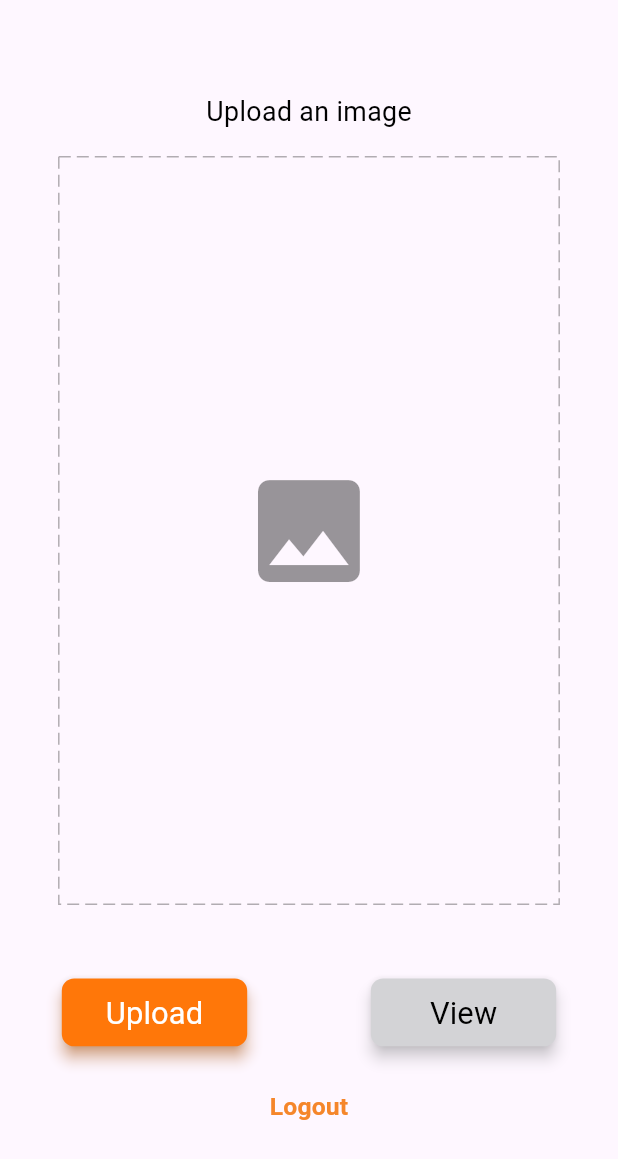
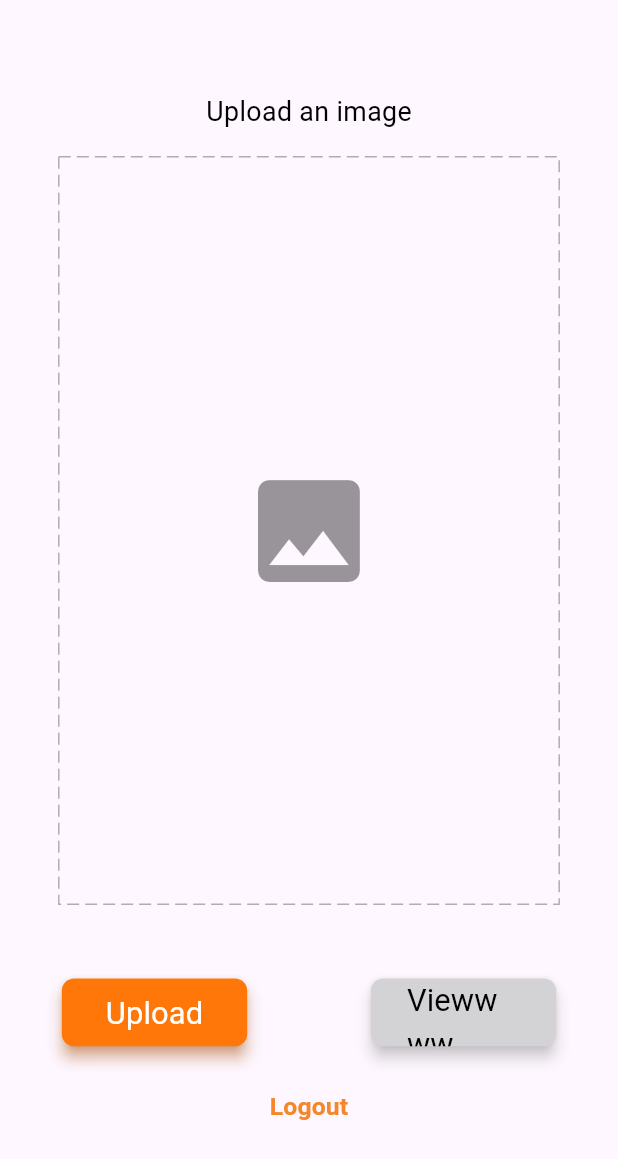
Before and after one commit to Nikhilbhashapangu/codeland, a Flutter app: the ImageUploadScren screen opened directly, on a phone screen of 412 x 824 dp. Shown: the top 1159 px of the screen. Run offline on Flutter 3.47's test engine with Material 3 defaults, Android fonts, the phone set to English and light mode, and no system bars; drawn by our look-alikes of dotted_border; our stand-ins replace image_picker, sizer.

Commit message:
Button label updated

```diff
--- a/lib/image_upload.dart
+++ b/lib/image_upload.dart
@@ -38,7 +38,7 @@ class _ImageUploadScrenState extends State<ImageUploadScren> {
               SizedBox(height: 2.h),
               DottedBorder(
                   color: Colors.black.withOpacity(0.3),
-                  dashPattern: const[8, 4],
+                  dashPattern: const [8, 4],
                   child: image != null
                       ? showImage
                           ? Container(
@@ -85,7 +85,7 @@ class _ImageUploadScrenState extends State<ImageUploadScren> {
                       height: 5.5.h,
                       borderRadius: 2.w,
                       color: const Color(0xffD3D3D6),
-                      label: "View",
+                      label: "Viewwww",
                       onPressed: () {
                         setState(() {
                           showImage = true;
```
Also changed, not shown: pubspec.lock.
